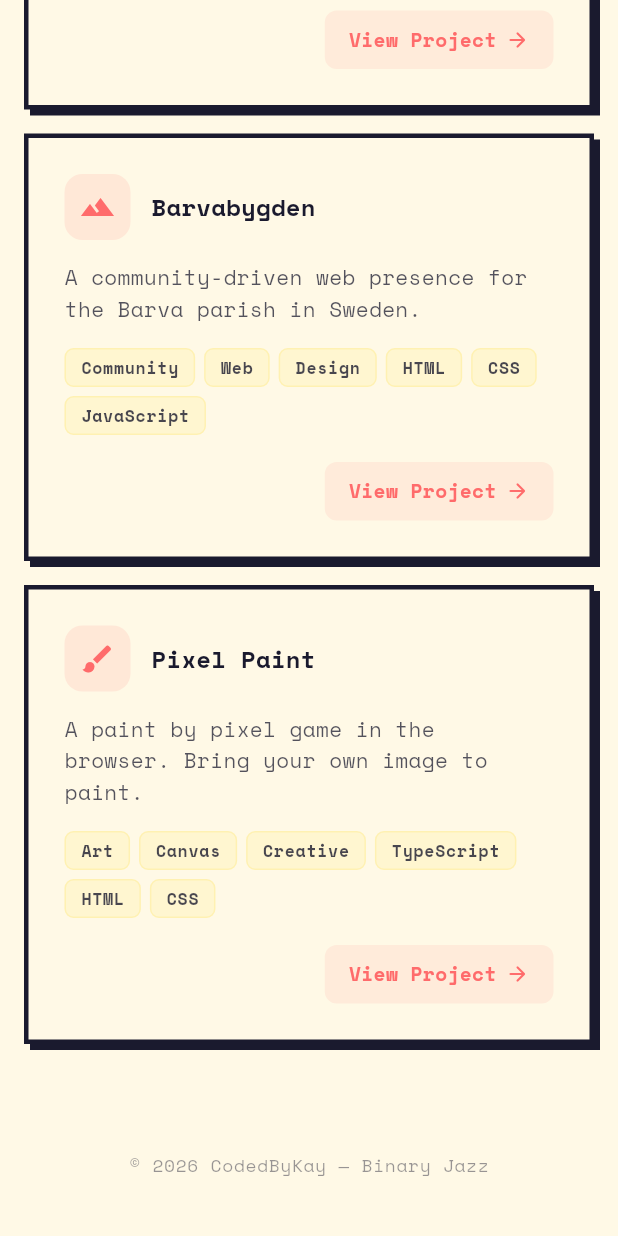
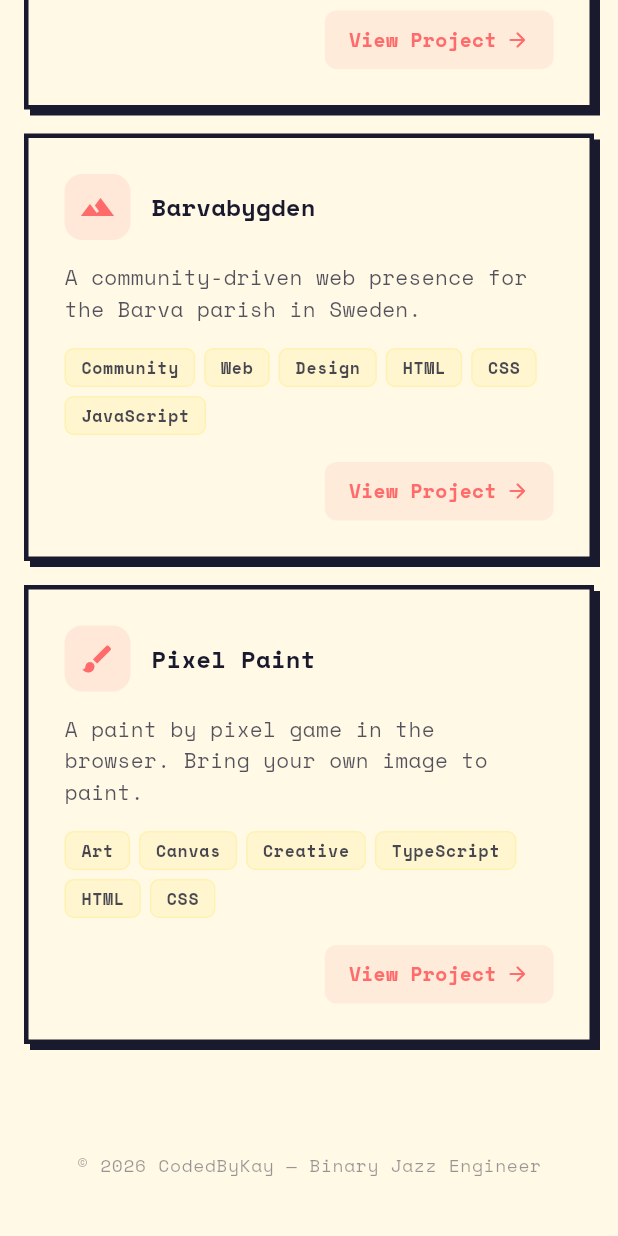
Before and after one commit to AllramEst83/portfolio, a Flutter app: the screen it shows after launch, scrolled down 1486 dp, on a phone screen of 412 x 824 dp. Run offline on Flutter 3.47's test engine with Material 3 defaults, Android fonts, the phone set to English and light mode, and no system bars; our stand-ins replace google_fonts.

Commit message:
Refactor HomeScreen layout and update footer text
- Adjusted formatting in the SliverGrid widget for improved readability.
- Updated footer text to specify "Binary Jazz Engineer" for clarity.

```diff
--- a/lib/screens/home_screen.dart
+++ b/lib/screens/home_screen.dart
@@ -79,11 +79,11 @@ class HomeScreen extends StatelessWidget {
                   ? SliverGrid(
                       gridDelegate:
                           const SliverGridDelegateWithFixedCrossAxisCount(
-                        crossAxisCount: 2,
-                        mainAxisSpacing: 20,
-                        crossAxisSpacing: 20,
-                        mainAxisExtent: 280,
-                      ),
+                            crossAxisCount: 2,
+                            mainAxisSpacing: 20,
+                            crossAxisSpacing: 20,
+                            mainAxisExtent: 280,
+                          ),
                       delegate: SliverChildBuilderDelegate(
                         (context, i) => ProjectCard(
                           project: ProjectModel.featured[i],
@@ -112,7 +112,7 @@ class HomeScreen extends StatelessWidget {
                 padding: const EdgeInsets.symmetric(vertical: 40),
                 child: Center(
                   child: Text(
-                    '© ${DateTime.now().year} CodedByKay — Binary Jazz',
+                    '© ${DateTime.now().year} CodedByKay — Binary Jazz Engineer',
                     style: theme.textTheme.bodySmall?.copyWith(
                       color: cs.onSurface.withValues(alpha: 0.45),
                     ),
```
